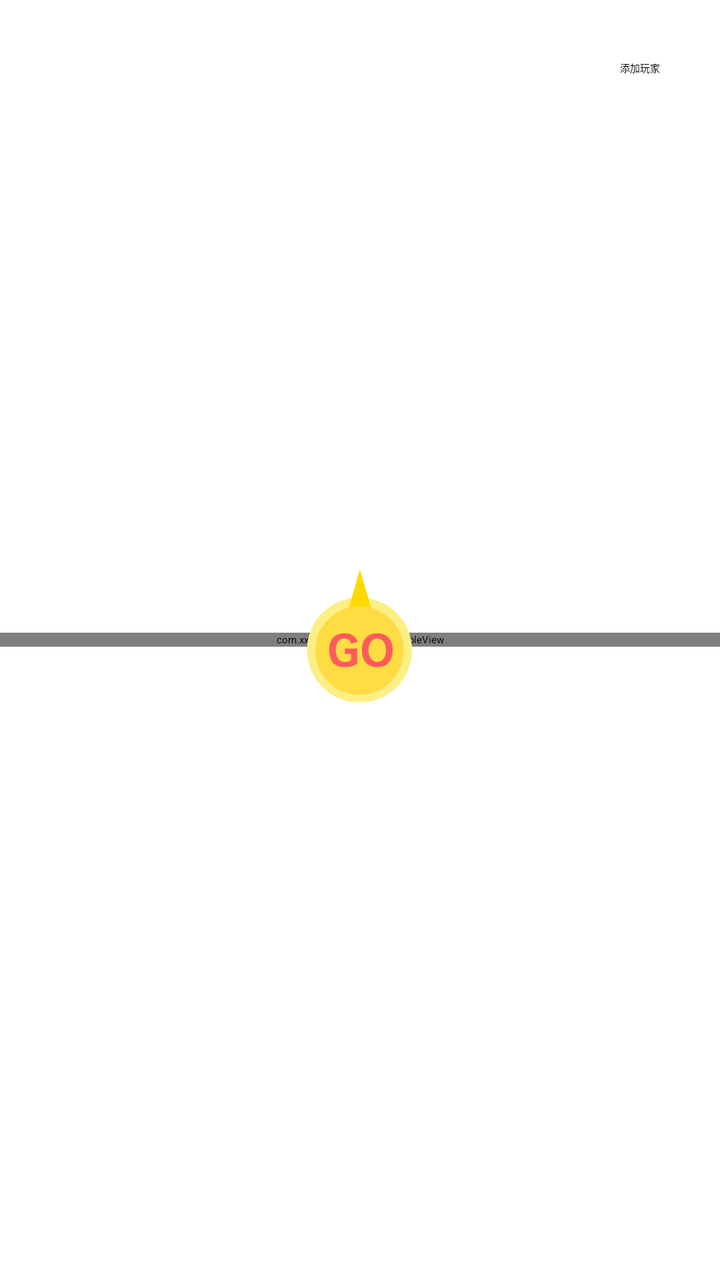
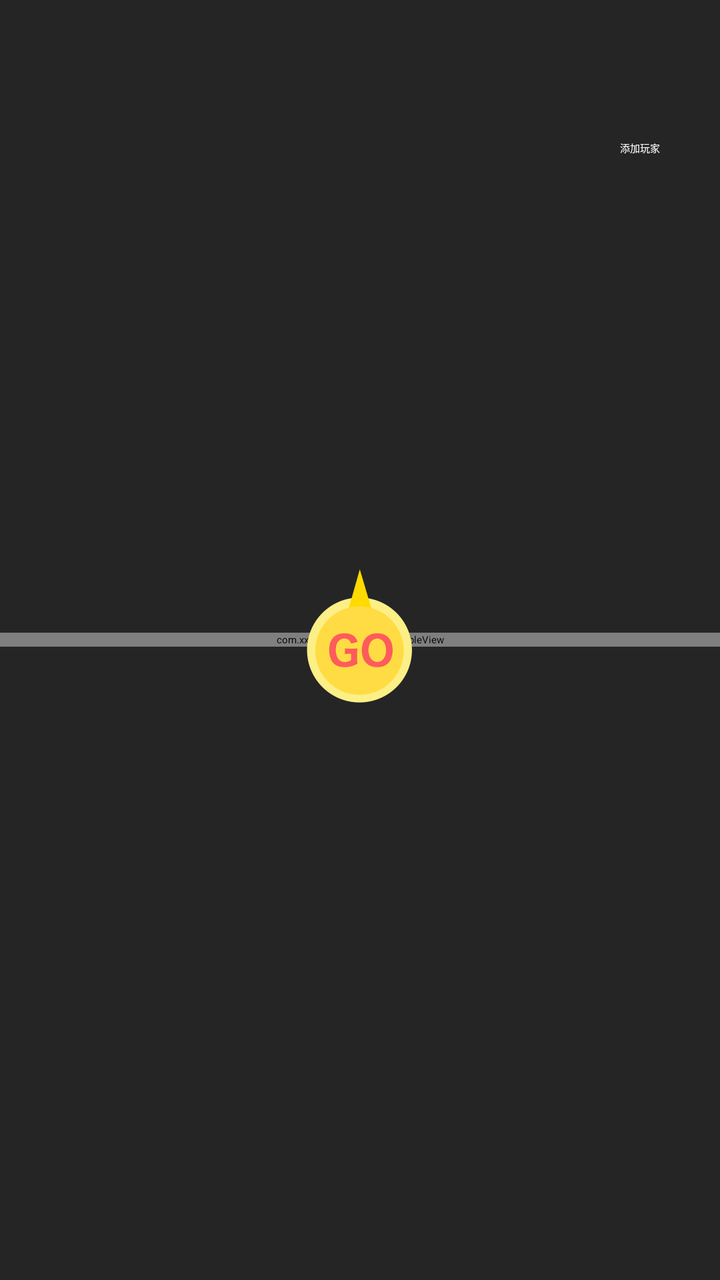

Two renders of the same Android screen: before a commit and after it. Below are the layout's source before the change and the commit's diff.
<!-- AndroidManifest.xml: application theme AppTheme -->
<!-- res/layout/activity_truth_or_dare.xml -->
<?xml version="1.0" encoding="utf-8"?>
<layout xmlns:android="http://schemas.android.com/apk/res/android"
    xmlns:app="http://schemas.android.com/apk/res-auto"
    xmlns:tools="http://schemas.android.com/tools">

    <data></data>

    <RelativeLayout
        android:layout_width="match_parent"
        android:layout_height="match_parent"
        tools:context=".truthOrDare.TruthOrDareActivity">

        <TextView
            android:id="@+id/tv_add"
            android:layout_width="wrap_content"
            android:layout_height="wrap_content"
            android:layout_alignParentRight="true"
            android:layout_marginTop="20dp"
            android:layout_marginRight="20dp"
            android:padding="10dp"
            android:text="添加玩家" />

        <RelativeLayout
            android:layout_width="wrap_content"
            android:layout_height="wrap_content"
            android:layout_centerInParent="true">

            <com.xxx.games.widget.TurntableView
                android:id="@+id/turntable"
                android:layout_width="match_parent"
                android:layout_height="wrap_content"
                android:layout_centerInParent="true" />

            <ImageView
                android:id="@+id/iv_node"
                android:layout_width="wrap_content"
                android:layout_height="wrap_content"
                android:layout_centerInParent="true"
                android:background="@mipmap/node" />


        </RelativeLayout>
    </RelativeLayout>
</layout>
<!-- resources referenced by this layout -->
<resources>
  <!-- mipmap node: png bitmap (mipmap-xxhdpi, 7435 bytes) -->
  <style name="AppTheme" parent="QMUI.Compat.NoActionBar">
          
          <item name="colorPrimary">@color/colorPrimary</item>
          <item name="colorPrimaryDark">@color/colorPrimaryDark</item>
          <item name="colorAccent">@color/colorAccent</item>
      </style>
  <color name="colorPrimary">#008577</color>
  <color name="colorPrimaryDark">#00574B</color>
  <color name="colorAccent">#D81B60</color>
</resources>

<!-- the commit's change to res/layout/activity_truth_or_dare.xml (unified diff, before → after) -->
@@ -6,6 +6,7 @@
     <data></data>
 
     <RelativeLayout
+        android:background="#252525"
         android:layout_width="match_parent"
         android:layout_height="match_parent"
         tools:context=".truthOrDare.TruthOrDareActivity">
@@ -15,9 +16,10 @@
             android:layout_width="wrap_content"
             android:layout_height="wrap_content"
             android:layout_alignParentRight="true"
-            android:layout_marginTop="20dp"
+            android:layout_marginTop="60dp"
             android:layout_marginRight="20dp"
             android:padding="10dp"
+            android:textColor="@color/white"
             android:text="添加玩家" />
 
         <RelativeLayout
<!-- resource entries referenced after the edit -->
@@ -1,5 +1,6 @@
 <!-- resources referenced by this layout -->
 <resources>
+  <color name="white">#FFFFFFFF</color>
   <!-- mipmap node: png bitmap (mipmap-xxhdpi, 7435 bytes) -->
   <style name="AppTheme" parent="QMUI.Compat.NoActionBar">
           
